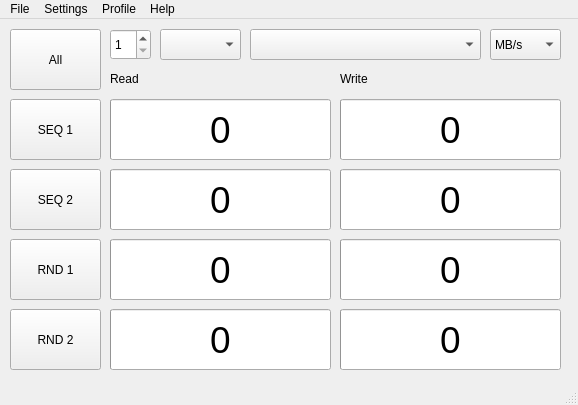
JonMagon/KDiskMark, file src/mainwindow.ui: the form before one commit.
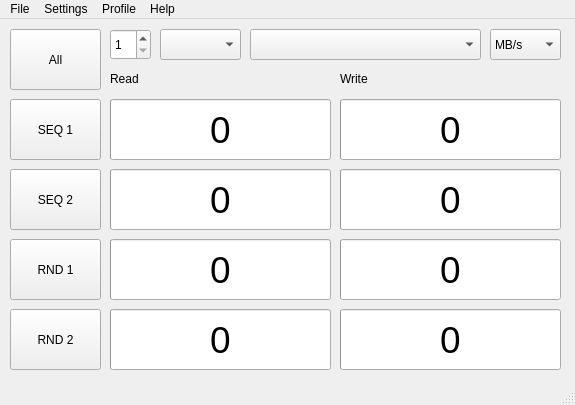
The form after the commit.

```diff
--- a/src/mainwindow.ui
+++ b/src/mainwindow.ui
@@ -6,7 +6,7 @@
    <rect>
     <x>0</x>
     <y>0</y>
-    <width>578</width>
+    <width>575</width>
     <height>405</height>
    </rect>
   </property>
@@ -393,7 +393,7 @@
     <rect>
      <x>0</x>
      <y>0</y>
-     <width>578</width>
+     <width>575</width>
      <height>23</height>
     </rect>
    </property>
```
